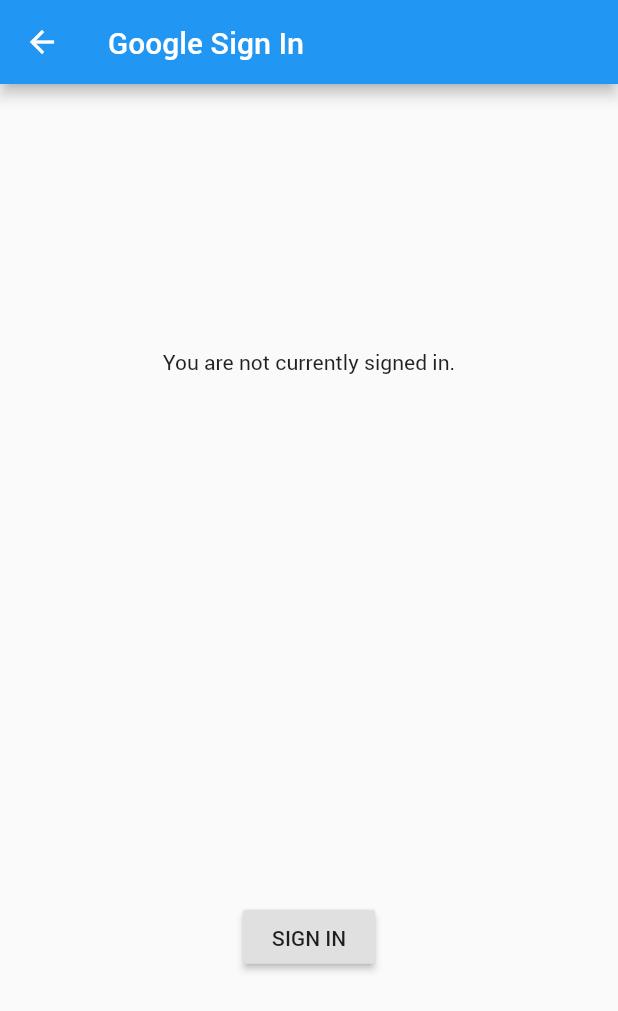
After one commit to ApurvMahesh/A-Digit, a Flutter app: the SignInDemo screen opened directly, after a tap on "SIGN IN", on a phone screen of 412 x 824 dp. The commit adds this screen. Shown: the top 1011 px of the screen. Run offline on Flutter 3.47's test engine with Material 2 defaults, Android fonts, the phone set to English and light mode, and no system bars; our stand-ins replace google_sign_in.

Commit message:
Google SignIn done

```diff
--- /dev/null
+++ b/lib/src/login/google_signin.dart
@@ -0,0 +1,147 @@
+import 'dart:async';
+import 'dart:convert' show json;
+
+import "package:http/http.dart" as http;
+import 'package:flutter/material.dart';
+import 'package:google_sign_in/google_sign_in.dart';
+
+GoogleSignIn _googleSignIn = new GoogleSignIn(
+  scopes: <String>[
+    'email',
+    'https://www.googleapis.com/auth/contacts.readonly',
+  ],
+);
+
+
+class SignInDemo extends StatefulWidget {
+  @override
+  State createState() => new SignInDemoState();
+}
+
+class SignInDemoState extends State<SignInDemo> {
+  GoogleSignInAccount _currentUser;
+  String _contactText;
+
+  @override
+  void initState() {
+    super.initState();
+    _googleSignIn.onCurrentUserChanged.listen((GoogleSignInAccount account) {
+      setState(() {
+        _currentUser = account;
+      });
+      if (_currentUser != null) {
+        _handleGetContact();
+      }
+    });
+    _googleSignIn.signInSilently();
+  }
+
+
+  Future<Null> _handleGetContact() async {
+    setState(() {
+      _contactText = "Loading contact info...";
+    });
+    final http.Response response = await http.get(
+      'https://people.googleapis.com/v1/people/me/connections'
+          '?requestMask.includeField=person.names',
+      headers: await _currentUser.authHeaders,
+    );
+    if (response.statusCode != 200) {
+      setState(() {
+        _contactText = "People API gave a ${response.statusCode} "
+            "response. Check logs for details.";
+      });
+      print('People API ${response.statusCode} response: ${response.body}');
+      return;
+    }
+    final Map<String, dynamic> data = json.decode(response.body);
+    final String namedContact = _pickFirstNamedContact(data);
+    setState(() {
+      if (namedContact != null) {
+        _contactText = "I see you know $namedContact!";
+      } else {
+        _contactText = "No contacts to display.";
+      }
+    });
+  }
+
+  String _pickFirstNamedContact(Map<String, dynamic> data) {
+    final List<dynamic> connections = data['connections'];
+    final Map<String, dynamic> contact = connections?.firstWhere(
+          (dynamic contact) => contact['names'] != null,
+      orElse: () => null,
+    );
+    if (contact != null) {
+      final Map<String, dynamic> name = contact['names'].firstWhere(
+            (dynamic name) => name['displayName'] != null,
+        orElse: () => null,
+      );
+      if (name != null) {
+        return name['displayName'];
+      }
+    }
+    return null;
+  }
+
+  Future<Null> _handleSignIn() async {
+    try {
+      await _googleSignIn.signIn();
+    } catch (error) {
+      print(error);
+    }
+  }
+
+  Future<Null> _handleSignOut() async {
+    _googleSignIn.disconnect();
+  }
+
+  Widget _buildBody() {
+    if (_currentUser != null) {
+      return new Column(
+        mainAxisAlignment: MainAxisAlignment.spaceAround,
+        children: <Widget>[
+          new ListTile(
+            leading: new GoogleUserCircleAvatar(
+              identity: _currentUser,
+            ),
+            title: new Text(_currentUser.displayName),
+            subtitle: new Text(_currentUser.email),
+          ),
+          const Text("Signed in successfully."),
+          new Text(_contactText),
+          new RaisedButton(
+            child: const Text('SIGN OUT'),
+            onPressed: _handleSignOut,
+          ),
+          new RaisedButton(
+            child: const Text('REFRESH'),
+            onPressed: _handleGetContact,
+          ),
+        ],
+      );
+    } else {
+      return new Column(
+        mainAxisAlignment: MainAxisAlignment.spaceAround,
+        children: <Widget>[
+          const Text("You are not currently signed in."),
+          new RaisedButton(
+            child: const Text('SIGN IN'),
+            onPressed: _handleSignIn,
+          ),
+        ],
+      );
+    }
+  }
+
+  @override
+  Widget build(BuildContext context) {
+    return new Scaffold(
+        appBar: new AppBar(
+          title: const Text('Google Sign In'),
+        ),
+        body: new ConstrainedBox(
+          constraints: const BoxConstraints.expand(),
+          child: _buildBody(),
+        ));
+  }
+}
--- a/pubspec.yaml
+++ b/pubspec.yaml
@@ -9,6 +9,7 @@ dependencies:
   # Use with the CupertinoIcons class for iOS style icons.
   cupertino_icons: ^0.1.2
   page_transformer: "^0.0.1"
+  google_sign_in: "^3.0.4"
 
 dev_dependencies:
   flutter_test:
```
Also changed, not shown: lib/src/login/login.dart (+90 -1 lines), pubspec.lock.
